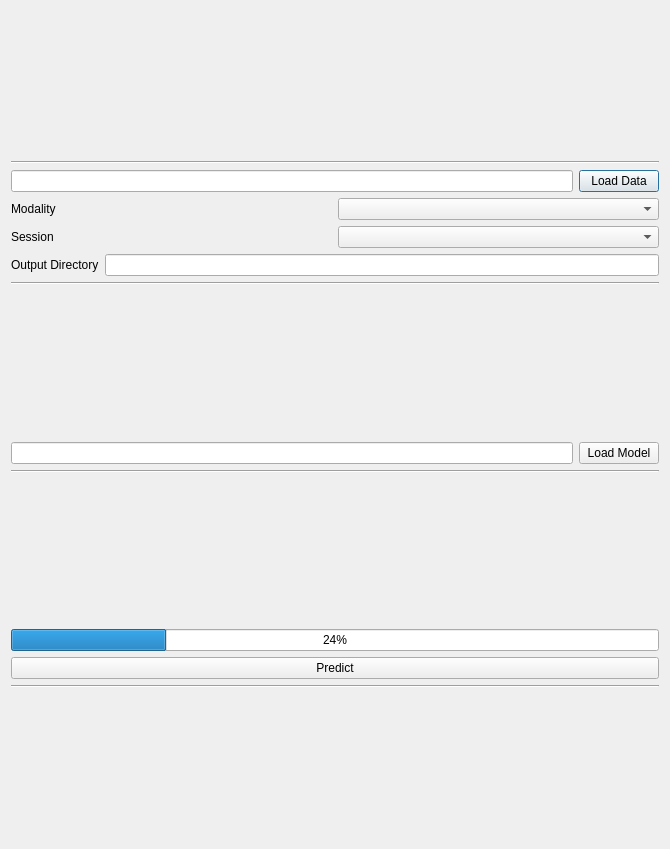
First picture: the form in Inference/Resources/UI/Inference.ui, repository mturja-vf-ic-bd/SlicerDeepLearningUI, before the edit.
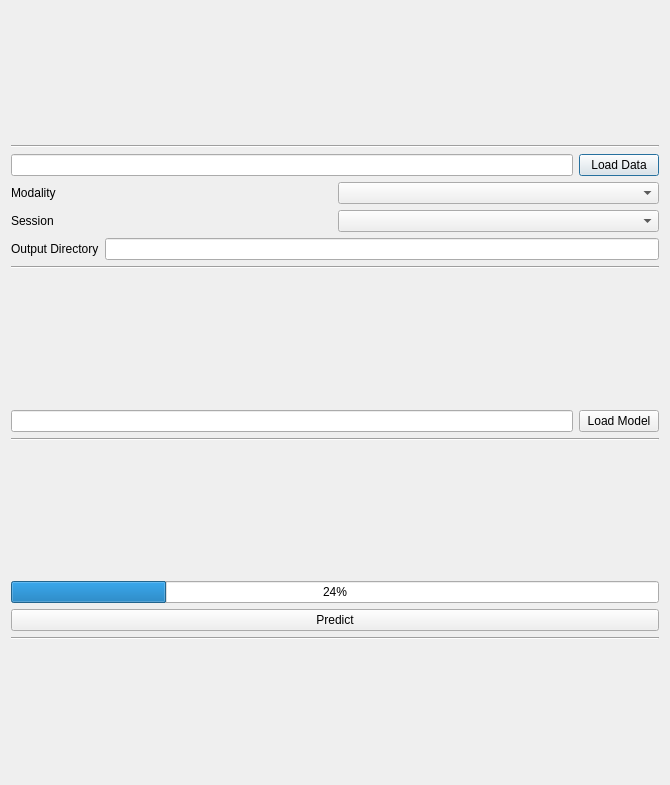
Second picture: the form after the edit.

The edit to the form file:
```diff
--- a/Inference/Resources/UI/Inference.ui
+++ b/Inference/Resources/UI/Inference.ui
@@ -7,7 +7,7 @@
     <x>0</x>
     <y>0</y>
     <width>670</width>
-    <height>849</height>
+    <height>785</height>
    </rect>
   </property>
   <property name="windowTitle">
```
